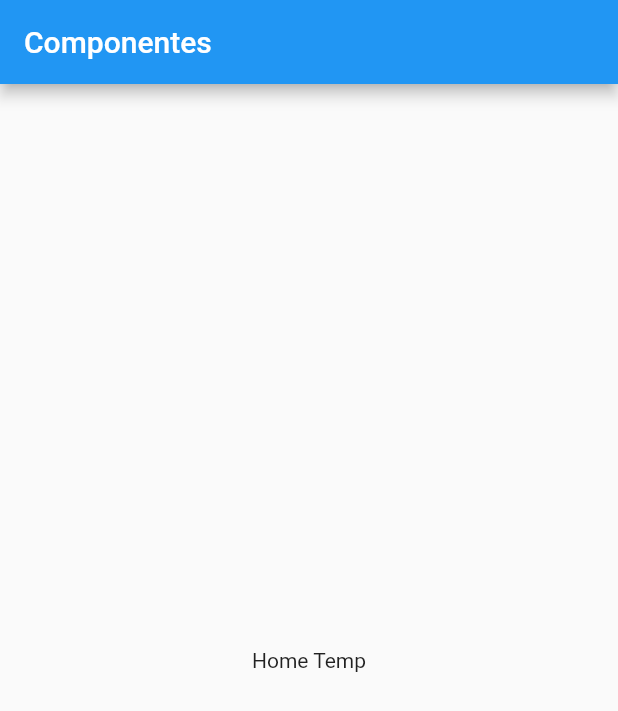
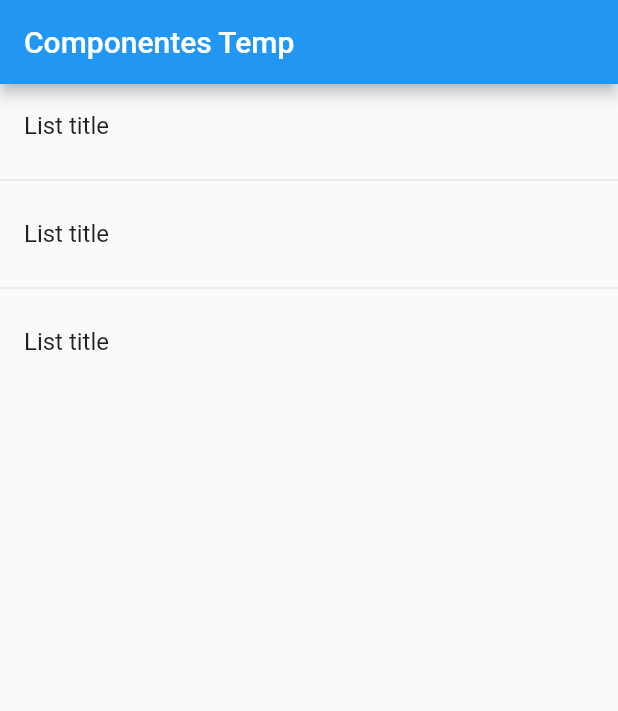
Before and after one commit to muckystack/flutter_componentes_FH, a Flutter app: the screen it shows after launch, on a phone screen of 412 x 824 dp. Shown: the top 711 px of the screen. Run offline on Flutter 3.47's test engine with Material 2 defaults, Android fonts, the phone set to English and light mode, and no system bars.

Commit message:
Agrego el listView a mi aplicación

```diff
--- a/lib/main.dart
+++ b/lib/main.dart
@@ -11,12 +11,7 @@ class MyApp extends StatelessWidget {
     return MaterialApp(
       debugShowCheckedModeBanner: false,
       title: 'Componentes App',
-      home: Scaffold(
-        appBar: AppBar(
-          title: Text('Componentes'),
-        ),
-        body: HomePageTemp()
-      ),
+      home: HomePageTemp()
     );
   }
 }
--- a/lib/src/pages/home_temp.dart
+++ b/lib/src/pages/home_temp.dart
@@ -5,8 +5,25 @@ class HomePageTemp extends StatelessWidget {
 
   @override
   Widget build(BuildContext context) {
-    return Center(
-      child: Text('Home Temp'),
+    return Scaffold(
+      appBar: AppBar(
+        title: Text('Componentes Temp'),
+      ),
+      body: ListView(
+        children: <Widget>[
+          ListTile(
+            title: Text('List title')
+          ),
+          Divider(),
+          ListTile(
+            title: Text('List title')
+          ),
+          Divider(),
+          ListTile(
+            title: Text('List title')
+          ),
+        ],
+      ),
     );
   }
 }
```
